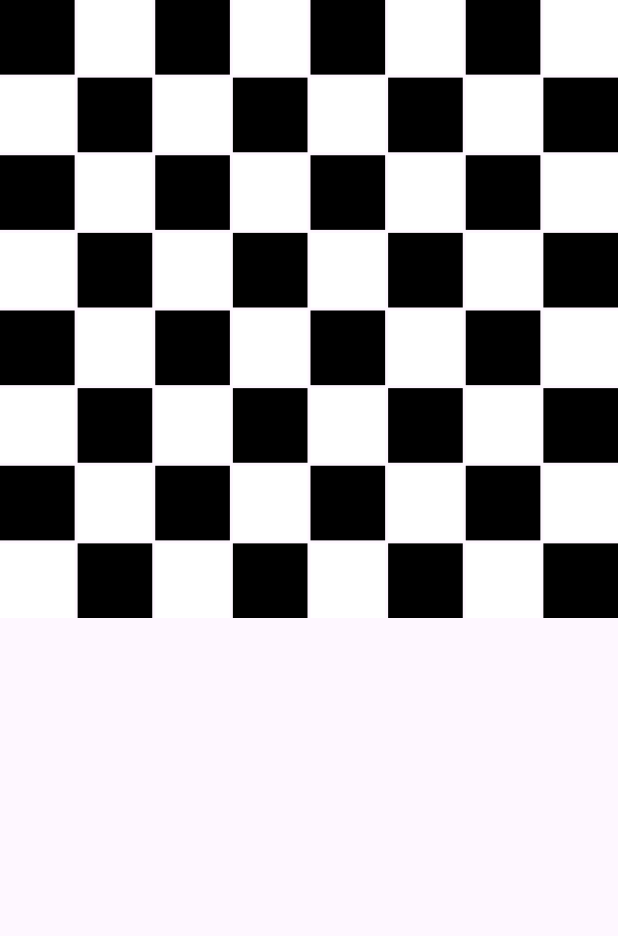
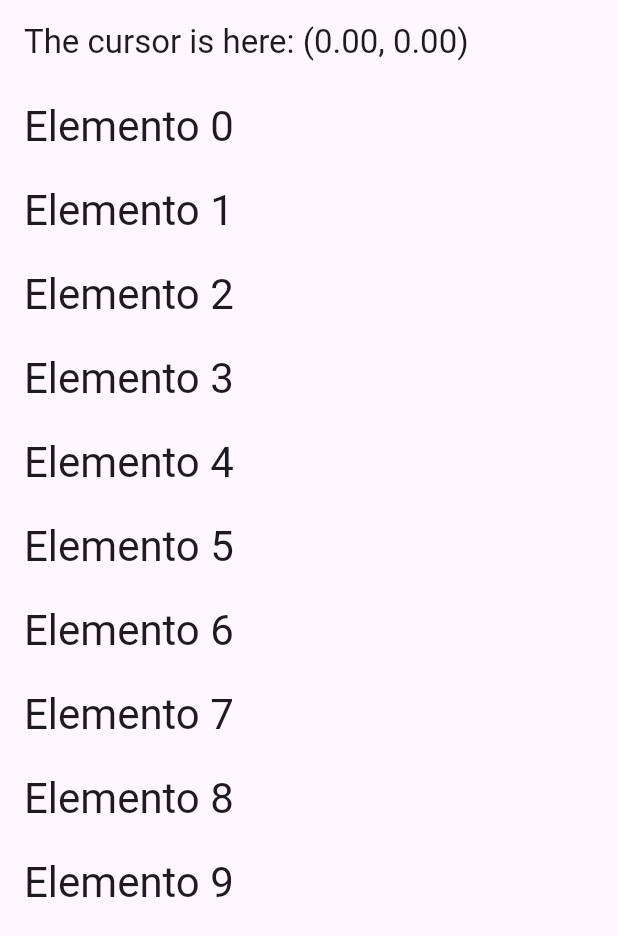
Before and after one commit to JuanJoseDiazDiaz/Flutter_Moviles, a Flutter app: the screen it shows after launch, on a phone screen of 412 x 824 dp. Shown: the top 936 px of the screen. Run offline on Flutter 3.47's test engine with Material 3 defaults, Android fonts, the phone set to English and light mode, and no system bars.

Commit message:
-- New Project

```diff
--- /dev/null
+++ b/lib/ActClase_Listas.dart
@@ -0,0 +1,59 @@
+import 'package:flutter/cupertino.dart';
+import 'package:flutter/material.dart';
+
+class ListasGestures extends StatefulWidget {
+  const ListasGestures({super.key});
+
+  @override
+  State<ListasGestures> createState() => _ListasGesturesState();
+}
+
+class _ListasGesturesState extends State<ListasGestures> {
+  double x = 0.0;
+  double y = 0.0;
+
+  void _updateLocation(PointerEvent details) {
+    setState(() {
+      x = details.position.dx;
+      y = details.position.dy;
+    });
+  }
+
+  @override
+  Widget build(BuildContext context) {
+    return Scaffold(
+      appBar: AppBar(
+        title: Text(
+          'The cursor is here: (${x.toStringAsFixed(2)}, ${y.toStringAsFixed(2)})',
+        ),
+      ),
+        body: Column(
+      children: [
+        Container(
+          height: double.maxFinite,
+          child: Listener(
+            onPointerMove: _updateLocation,
+            child: listaDinamica(),
+          ),
+        ),
+      ],
+
+    ));
+  }
+
+  ListView listaDinamica() {
+    return ListView.builder(
+      itemCount: 10, //Si no pongo nada no tiene límite
+      itemBuilder: (context, index) {
+        return ListTile(
+          title: Text(
+            "Elemento $index",
+            style: Theme.of(context).textTheme.headlineMedium,
+          ),
+        );
+      },
+    );
+  }
+
+
+}
--- a/lib/main.dart
+++ b/lib/main.dart
@@ -1,4 +1,5 @@
 import 'package:flutter/material.dart';
+import 'package:flutter_first_app/ActClase_Listas.dart';
 import 'package:flutter_first_app/ejemploWitget.dart';
 import 'package:flutter_first_app/ejemplo_composing_card.dart';
 import 'package:flutter_first_app/ejemplo_layout.dart';
@@ -7,6 +8,7 @@ import 'package:flutter_first_app/ejemplos_listviews.dart';
 import 'package:flutter_first_app/example_grid.dart';
 import 'package:flutter_first_app/example_scroll.dart';
 import 'package:flutter_first_app/examplerouting.dart';
+import 'package:flutter_first_app/main_point_gestures.dart';
 import 'package:flutter_first_app/scroll_bar.dart';
 
 import 'ejemplo_box_decoration.dart';
@@ -44,7 +46,7 @@ class MyApp extends StatelessWidget {
         colorScheme: ColorScheme.fromSeed(seedColor: Colors.deepPurple),
         useMaterial3: true,
       ),
-      home: const ExampleGrid(),
+      home: const ListasGestures(),
     );
   }
 }
```
Also changed, not shown: lib/example_themes.dart (added, +93 -0 lines), lib/main_point_gestures.dart (added, +85 -0 lines).
